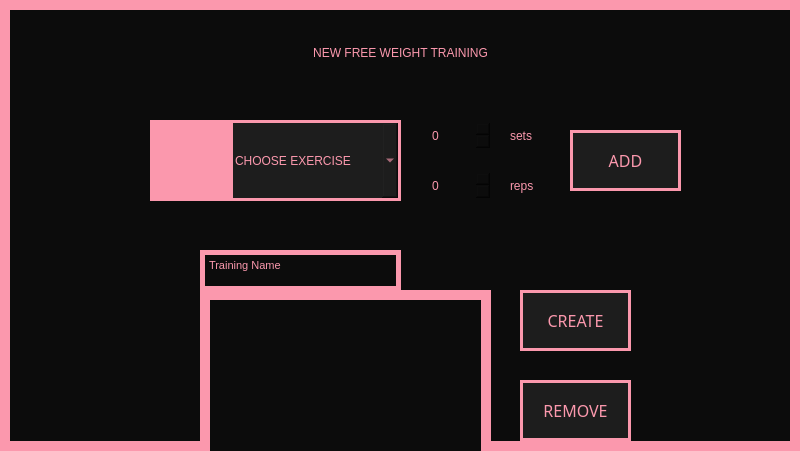
First picture: the form in View/NewFreeWeightTraining.ui, repository Hanna-J-K/fitnessapp, before the edit.
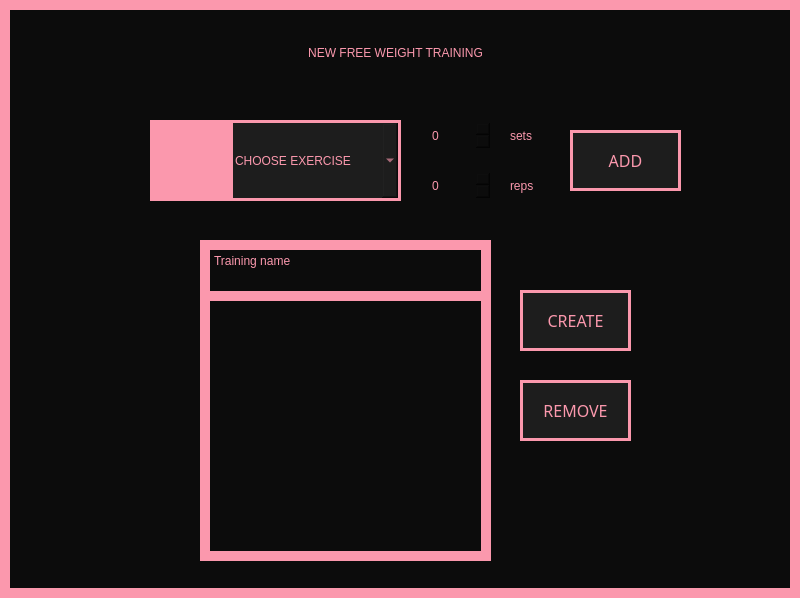
Second picture: the form after the edit. Icons and pictures are not drawn.

```diff
--- a/View/NewFreeWeightTraining.ui
+++ b/View/NewFreeWeightTraining.ui
@@ -7,7 +7,7 @@
     <x>0</x>
     <y>0</y>
     <width>800</width>
-    <height>451</height>
+    <height>598</height>
    </rect>
   </property>
   <property name="windowTitle">
@@ -21,9 +21,9 @@
    <widget class="QPushButton" name="choose_type_btn">
     <property name="geometry">
      <rect>
-      <x>150</x>
+      <x>100</x>
       <y>30</y>
-      <width>501</width>
+      <width>591</width>
       <height>45</height>
      </rect>
     </property>
@@ -247,28 +247,6 @@
      <string>CREATE</string>
     </property>
    </widget>
-   <widget class="QTextEdit" name="training_name">
-    <property name="geometry">
-     <rect>
-      <x>200</x>
-      <y>250</y>
-      <width>201</width>
-      <height>41</height>
-     </rect>
-    </property>
-    <property name="styleSheet">
-     <string notr="true">border: 5px solid #FB98AD;
-font: 16pt &quot;MS Shell Dlg 2&quot;;
-</string>
-    </property>
-    <property name="html">
-     <string>&lt;!DOCTYPE HTML PUBLIC &quot;-//W3C//DTD HTML 4.0//EN&quot; &quot;http://www.w3.org/TR/REC-html40/strict.dtd&quot;&gt;
-&lt;html&gt;&lt;head&gt;&lt;meta name=&quot;qrichtext&quot; content=&quot;1&quot; /&gt;&lt;style type=&quot;text/css&quot;&gt;
-p, li { white-space: pre-wrap; }
-&lt;/style&gt;&lt;/head&gt;&lt;body style=&quot; font-family:'MS Shell Dlg 2'; font-size:16pt; font-weight:400; font-style:normal;&quot;&gt;
-&lt;p style=&quot; margin-top:0px; margin-bottom:0px; margin-left:0px; margin-right:0px; -qt-block-indent:0; text-indent:0px;&quot;&gt;&lt;span style=&quot; font-size:8.25pt;&quot;&gt;Training Name&lt;/span&gt;&lt;/p&gt;&lt;/body&gt;&lt;/html&gt;</string>
-    </property>
-   </widget>
    <widget class="QPushButton" name="remove_training_btn">
     <property name="geometry">
      <rect>
@@ -298,6 +276,24 @@
      <string>REMOVE</string>
     </property>
    </widget>
+   <widget class="QPlainTextEdit" name="training_name">
+    <property name="geometry">
+     <rect>
+      <x>200</x>
+      <y>240</y>
+      <width>291</width>
+      <height>61</height>
+     </rect>
+    </property>
+    <property name="styleSheet">
+     <string notr="true">border: 10px solid #FB98AD;
+font: 12pt &quot;MS Shell Dlg 2&quot;;
+</string>
+    </property>
+    <property name="plainText">
+     <string>Training name</string>
+    </property>
+   </widget>
   </widget>
  </widget>
  <resources/>
```
Left out of the diff: 6 changed lines with no effect on the pictures.
